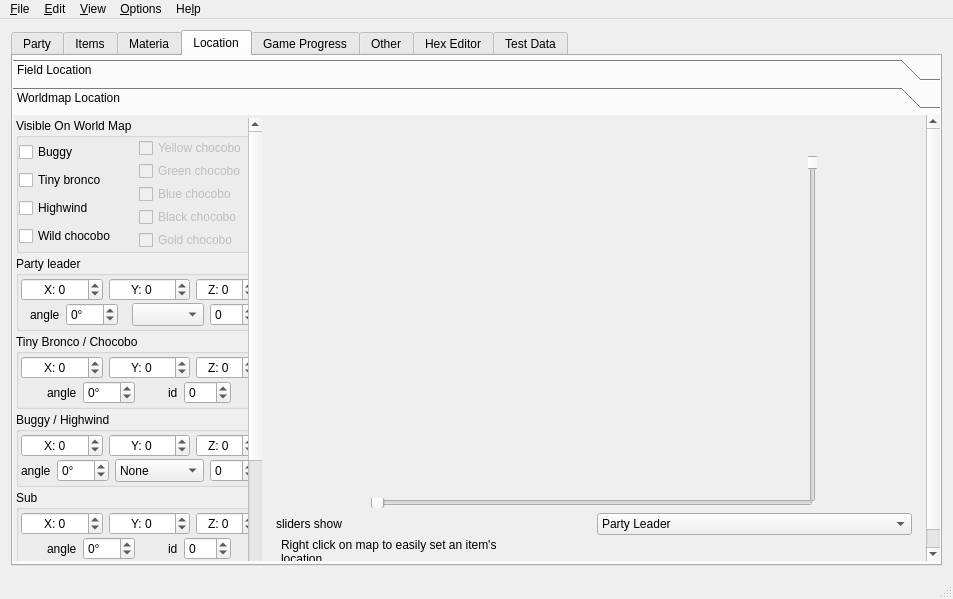
The window that mainwindow.ui (sithlord48/blackchocobo) describes before a commit, drawn with Qt 5.
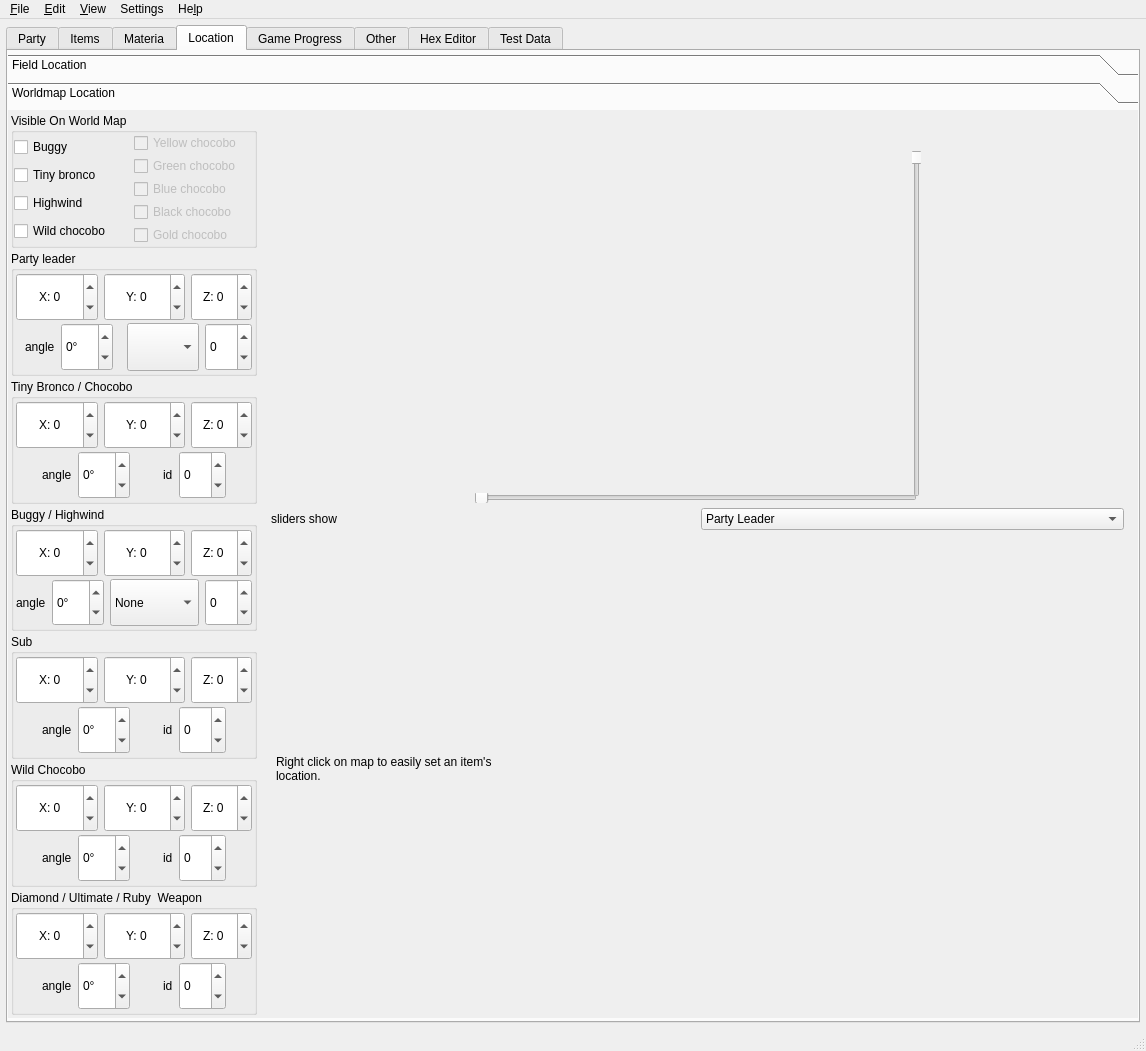
The same window after the commit. The open tabs and pages were chosen to show the change. Icons and pictures are not drawn.

Commit message: Option Dialog Update

Diff of the .ui file:
```diff
--- a/mainwindow.ui
+++ b/mainwindow.ui
@@ -6,8 +6,8 @@
    <rect>
     <x>0</x>
     <y>0</y>
-    <width>0</width>
-    <height>0</height>
+    <width>1146</width>
+    <height>1051</height>
    </rect>
   </property>
   <property name="windowTitle">
@@ -19,6 +19,18 @@
   </property>
   <widget class="QWidget" name="centralWidget">
    <layout class="QVBoxLayout" name="verticalLayout_24">
+    <property name="leftMargin">
+     <number>6</number>
+    </property>
+    <property name="topMargin">
+     <number>6</number>
+    </property>
+    <property name="rightMargin">
+     <number>6</number>
+    </property>
+    <property name="bottomMargin">
+     <number>6</number>
+    </property>
     <item>
      <widget class="QTabWidget" name="tabWidget">
       <property name="currentIndex">
@@ -1123,8 +1135,8 @@
             <rect>
              <x>0</x>
              <y>0</y>
-             <width>938</width>
-             <height>521</height>
+             <width>707</width>
+             <height>520</height>
             </rect>
            </property>
            <attribute name="icon">
@@ -1175,8 +1187,8 @@
                 <rect>
                  <x>0</x>
                  <y>0</y>
-                 <width>305</width>
-                 <height>615</height>
+                 <width>420</width>
+                 <height>1109</height>
                 </rect>
                </property>
                <layout class="QVBoxLayout" name="verticalLayout_91">
@@ -7005,8 +7017,8 @@
     <rect>
      <x>0</x>
      <y>0</y>
-     <width>1306</width>
-     <height>42</height>
+     <width>1146</width>
+     <height>37</height>
     </rect>
    </property>
    <widget class="QMenu" name="menuAbout">
@@ -7048,7 +7060,7 @@
    </widget>
    <widget class="QMenu" name="menuOptions">
     <property name="title">
-     <string>&amp;Options</string>
+     <string>Settings</string>
     </property>
     <widget class="QMenu" name="menuLang">
      <property name="title">
```
Left out of the diff: 38 changed lines with no effect on the pictures. The commit also changes 15 other files.
